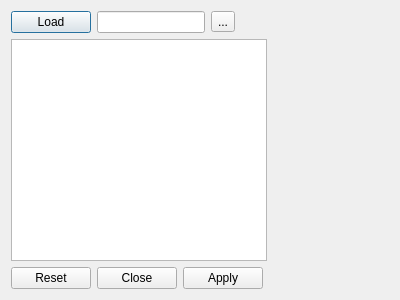
Before: the Qt Designer form src/ui/SkyeAUStatusSettingsDialog.ui in skye-git/qgroundcontrol-old, drawn with Qt 5.
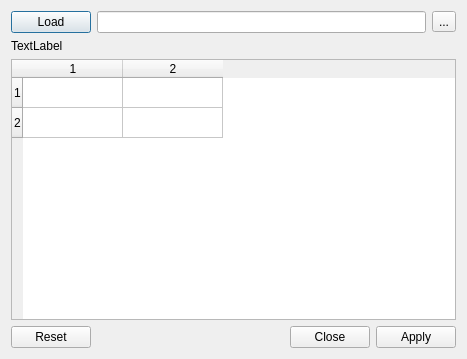
After: the same form once the commit is applied.

Commit message: Read Quaternions from Textfile

The edit to the form file:
```diff
--- a/src/ui/SkyeAUStatusSettingsDialog.ui
+++ b/src/ui/SkyeAUStatusSettingsDialog.ui
@@ -6,15 +6,15 @@
    <rect>
     <x>0</x>
     <y>0</y>
-    <width>400</width>
-    <height>300</height>
+    <width>467</width>
+    <height>359</height>
    </rect>
   </property>
   <property name="windowTitle">
    <string>Dialog</string>
   </property>
-  <layout class="QFormLayout" name="formLayout">
-   <item row="0" column="0">
+  <layout class="QVBoxLayout" name="verticalLayout">
+   <item>
     <layout class="QHBoxLayout" name="horizontalLayout">
      <item>
       <widget class="QPushButton" name="pushButtonLoadFile">
@@ -35,10 +35,28 @@
      </item>
     </layout>
    </item>
-   <item row="1" column="0">
-    <widget class="QTableView" name="tableView"/>
+   <item>
+    <widget class="QLabel" name="label">
+     <property name="text">
+      <string>TextLabel</string>
+     </property>
+    </widget>
    </item>
-   <item row="2" column="0">
+   <item>
+    <widget class="QTableWidget" name="tableWidget">
+     <property name="rowCount">
+      <number>2</number>
+     </property>
+     <property name="columnCount">
+      <number>2</number>
+     </property>
+     <row/>
+     <row/>
+     <column/>
+     <column/>
+    </widget>
+   </item>
+   <item>
     <widget class="QDialogButtonBox" name="buttonBox">
      <property name="orientation">
       <enum>Qt::Horizontal</enum>
```
The commit also changes 2 other files.
